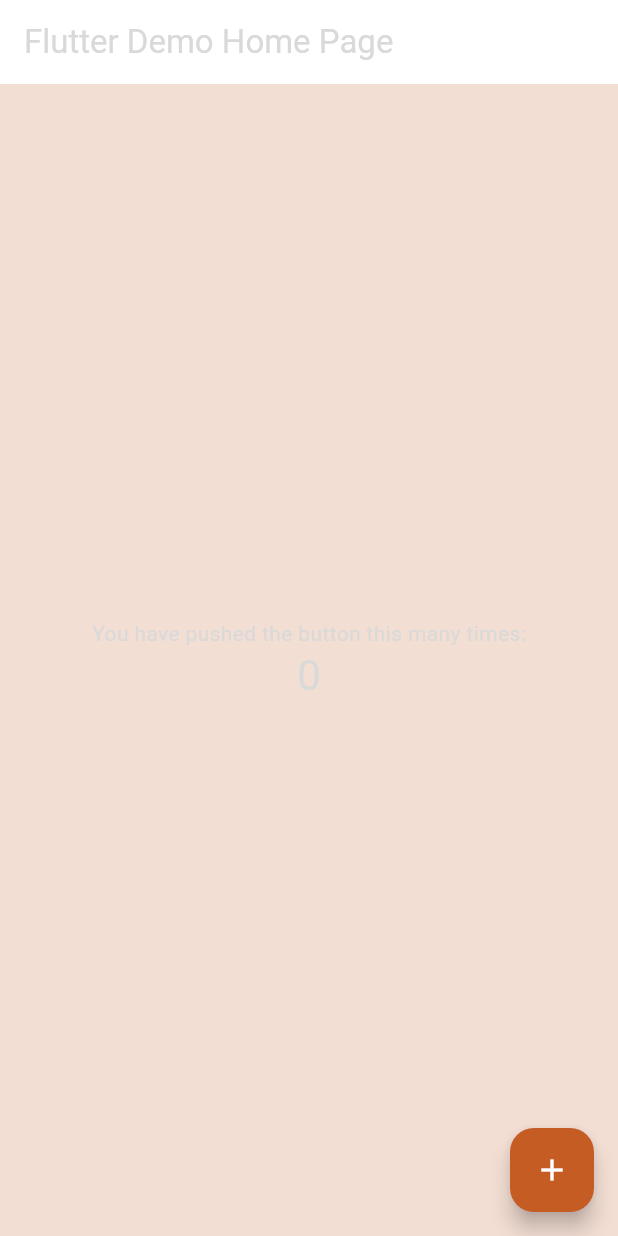
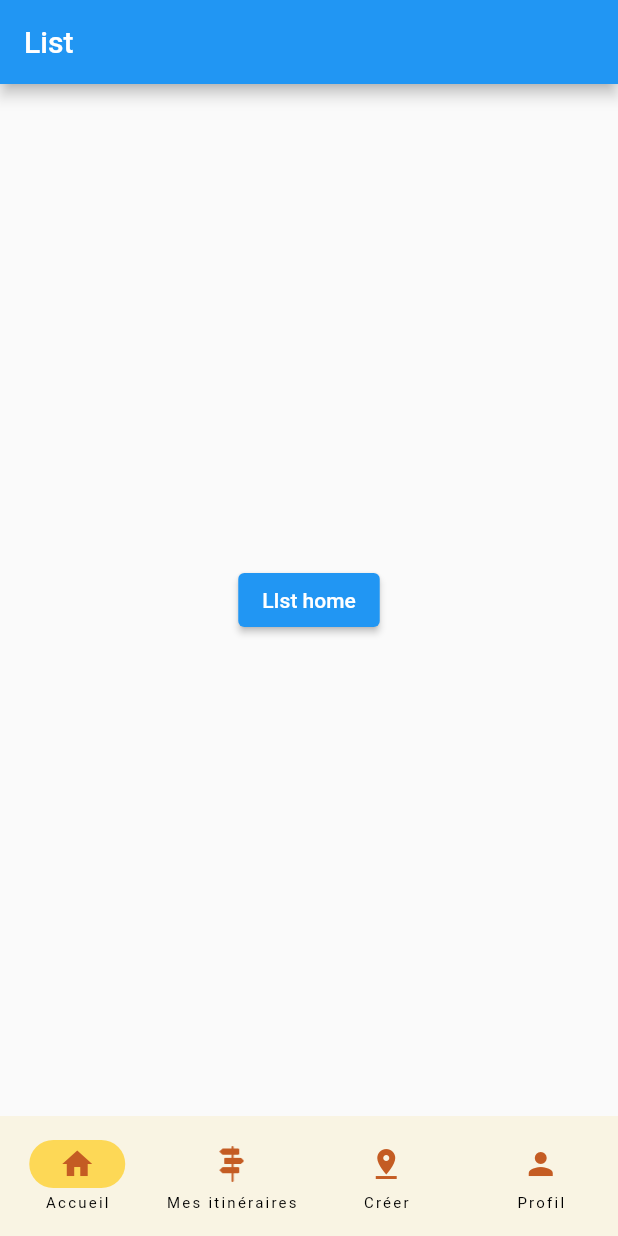
Before and after one commit to Chagul/copains-de-route-front, a Flutter app: the screen it shows after launch, on a phone screen of 412 x 824 dp. Run offline on Flutter 3.47's test engine with Material 2 defaults, Android fonts, the phone set to English and light mode, and no system bars.

Commit message:
Added navigation bar behavior and visual. Added navigation back and forth for homepage

```diff
--- a/lib/main.dart
+++ b/lib/main.dart
@@ -1,126 +1,64 @@
 import 'package:copains_de_route/theme/custom_color_scheme.dart';
+import 'package:copains_de_route/views/create_itinerary_page.dart';
+import 'package:copains_de_route/views/home_page.dart';
+import 'package:copains_de_route/views/my_itinerary_page.dart';
+import 'package:copains_de_route/views/profil_page.dart';
 import 'package:flutter/material.dart';
 
 void main() {
   runApp(const MyApp());
 }
 
-class MyApp extends StatelessWidget {
+class MyApp extends StatefulWidget {
   const MyApp({super.key});
 
-  // This widget is the root of your application.
+  @override
+  State<MyApp> createState() => _MyAppState();
+}
+
+class _MyAppState extends State<MyApp> {
+  int selectedPageIndex = 0;
   @override
   Widget build(BuildContext context) {
     return MaterialApp(
-      title: 'Copains de route',
-      theme: ThemeData(
-        // This is the theme of your application.
-        //
-        // TRY THIS: Try running your application with "flutter run". You'll see
-        // the application has a blue toolbar. Then, without quitting the app,
-        // try changing the seedColor in the colorScheme below to Colors.green
-        // and then invoke "hot reload" (save your changes or press the "hot
-        // reload" button in a Flutter-supported IDE, or press "r" if you used
-        // the command line to start the app).
-        //
-        // Notice that the counter didn't reset back to zero; the application
-        // state is not lost during the reload. To reset the state, use hot
-        // restart instead.
-        //
-        // This works for code too, not just values: Most code changes can be
-        // tested with just a hot reload.
-        colorScheme: const CustomColorScheme(),
-        useMaterial3: true,
-      ),
-      home: const MyHomePage(title: 'Flutter Demo Home Page'),
-    );
-  }
-}
-
-class MyHomePage extends StatefulWidget {
-  const MyHomePage({super.key, required this.title});
-
-  // This widget is the home page of your application. It is stateful, meaning
-  // that it has a State object (defined below) that contains fields that affect
-  // how it looks.
-
-  // This class is the configuration for the state. It holds the values (in this
-  // case the title) provided by the parent (in this case the App widget) and
-  // used by the build method of the State. Fields in a Widget subclass are
-  // always marked "final".
-
-  final String title;
-
-  @override
-  State<MyHomePage> createState() => _MyHomePageState();
-}
-
-class _MyHomePageState extends State<MyHomePage> {
-  int _counter = 0;
-
-  void _incrementCounter() {
-    setState(() {
-      // This call to setState tells the Flutter framework that something has
-      // changed in this State, which causes it to rerun the build method below
-      // so that the display can reflect the updated values. If we changed
-      // _counter without calling setState(), then the build method would not be
-      // called again, and so nothing would appear to happen.
-      _counter++;
-    });
-  }
-
-  @override
-  Widget build(BuildContext context) {
-    // This method is rerun every time setState is called, for instance as done
-    // by the _incrementCounter method above.
-    //
-    // The Flutter framework has been optimized to make rerunning build methods
-    // fast, so that you can just rebuild anything that needs updating rather
-    // than having to individually change instances of widgets.
-    return Scaffold(
-      appBar: AppBar(
-        // TRY THIS: Try changing the color here to a specific color (to
-        // Colors.amber, perhaps?) and trigger a hot reload to see the AppBar
-        // change color while the other colors stay the same.
-        backgroundColor: Theme.of(context).colorScheme.inversePrimary,
-        // Here we take the value from the MyHomePage object that was created by
-        // the App.build method, and use it to set our appbar title.
-        title: Text(widget.title),
-      ),
-      body: Center(
-        // Center is a layout widget. It takes a single child and positions it
-        // in the middle of the parent.
-        child: Column(
-          // Column is also a layout widget. It takes a list of children and
-          // arranges them vertically. By default, it sizes itself to fit its
-          // children horizontally, and tries to be as tall as its parent.
-          //
-          // Column has various properties to control how it sizes itself and
-          // how it positions its children. Here we use mainAxisAlignment to
-          // center the children vertically; the main axis here is the vertical
-          // axis because Columns are vertical (the cross axis would be
-          // horizontal).
-          //
-          // TRY THIS: Invoke "debug painting" (choose the "Toggle Debug Paint"
-          // action in the IDE, or press "p" in the console), to see the
-          // wireframe for each widget.
-          mainAxisAlignment: MainAxisAlignment.center,
-          children: <Widget>[
-            const Text(
-              'You have pushed the button this many times:',
+      title: 'Buttom Navigation Bar',
+      home: Scaffold(
+        body: const [
+          HomePage(),
+          MyIntineraryPage(),
+          CreateItineraryPage(),
+          ProfilPage()
+        ][selectedPageIndex],
+        bottomNavigationBar: NavigationBar(
+          indicatorColor: CustomColorScheme.customSecondaryColor,
+          backgroundColor: CustomColorScheme.customBackground,
+        selectedIndex: selectedPageIndex,
+          onDestinationSelected: (int index) {
+            setState(() {
+              selectedPageIndex = index;
+            });
+          },
+          destinations: const <NavigationDestination>[
+            NavigationDestination(
+              icon: Icon(Icons.home, color: CustomColorScheme.customPrimaryColor),
+              label: 'Accueil',
             ),
-            Text(
-              '$_counter',
-              style: Theme.of(context).textTheme.headlineMedium,
+            NavigationDestination(
+              icon: ImageIcon(AssetImage('assets/icon_my_itinerary.png'), color: CustomColorScheme.customPrimaryColor),
+              label: 'Mes itinéraires',
+            ),
+            NavigationDestination(
+              icon: Icon(Icons.pin_drop,color: CustomColorScheme.customPrimaryColor),
+              label: 'Créer',
+            ),
+            NavigationDestination(
+              selectedIcon: Icon(Icons.person, color: CustomColorScheme.customPrimaryColor),
+              icon: Icon(Icons.person,  color: CustomColorScheme.customPrimaryColor),
+              label: 'Profil',
             ),
           ],
         ),
       ),
-      floatingActionButton: FloatingActionButton(
-        onPressed: _incrementCounter,
-        tooltip: 'Increment',
-        child: const Icon(Icons.add),
-      ), // This trailing comma makes auto-formatting nicer for build methods.
     );
   }
 }
--- /dev/null
+++ b/lib/views/home_page.dart
@@ -0,0 +1,39 @@
+import 'package:copains_de_route/theme/custom_color_scheme.dart';
+import 'package:copains_de_route/views/home_page_list.dart';
+import 'package:copains_de_route/views/home_page_map.dart';
+import 'package:flutter/material.dart';
+
+class HomePage extends StatefulWidget {
+  const HomePage({super.key});
+
+  @override
+  State<HomePage> createState() => _HomePageState();
+}
+
+class _HomePageState extends State<HomePage> {
+
+  int selectedPageIndex = 0;
+
+  void _changeView() {
+    if(selectedPageIndex == 0){
+      setState(() {
+        selectedPageIndex = 1;
+      });
+    } else {
+      setState(() {
+        selectedPageIndex = 0;
+      });
+    }
+  }
+
+  @override
+  Widget build(BuildContext context) {
+    return Scaffold(
+      backgroundColor: CustomColorScheme.customBackground,
+      body: [
+          HomePageList(changeView: _changeView),
+          HomePageMap(changeView: _changeView)
+        ][selectedPageIndex],
+    );
+  }
+}
--- /dev/null
+++ b/lib/views/home_page_list.dart
@@ -0,0 +1,23 @@
+import 'package:flutter/material.dart';
+
+class HomePageList extends StatelessWidget {
+  final Function changeView;
+  const HomePageList({super.key, required this.changeView});
+
+  @override
+  Widget build(BuildContext context) {
+    return Scaffold(
+      appBar: AppBar(
+        title: const Text('List'),
+      ),
+      body: Center(
+        child: ElevatedButton(
+          onPressed: () {
+            changeView();
+          },
+          child: const Text('LIst home'),
+        ),
+      ),
+    );
+  }
+}
--- a/pubspec.yaml
+++ b/pubspec.yaml
@@ -52,7 +52,8 @@ dev_dependencies:
 
 # The following section is specific to Flutter packages.
 flutter:
-
+  assets:
+    - assets/
   # The following line ensures that the Material Icons font is
   # included with your application, so that you can use the icons in
   # the material Icons class.
```
Also changed, not shown: lib/views/create_itinerary_page.dart (added, +12 -0 lines), lib/views/home_page_map.dart (added, +23 -0 lines), lib/views/my_itinerary_page.dart (added, +13 -0 lines), lib/views/profil_page.dart (added, +12 -0 lines), assets/icon_my_itinerary.png (added).
